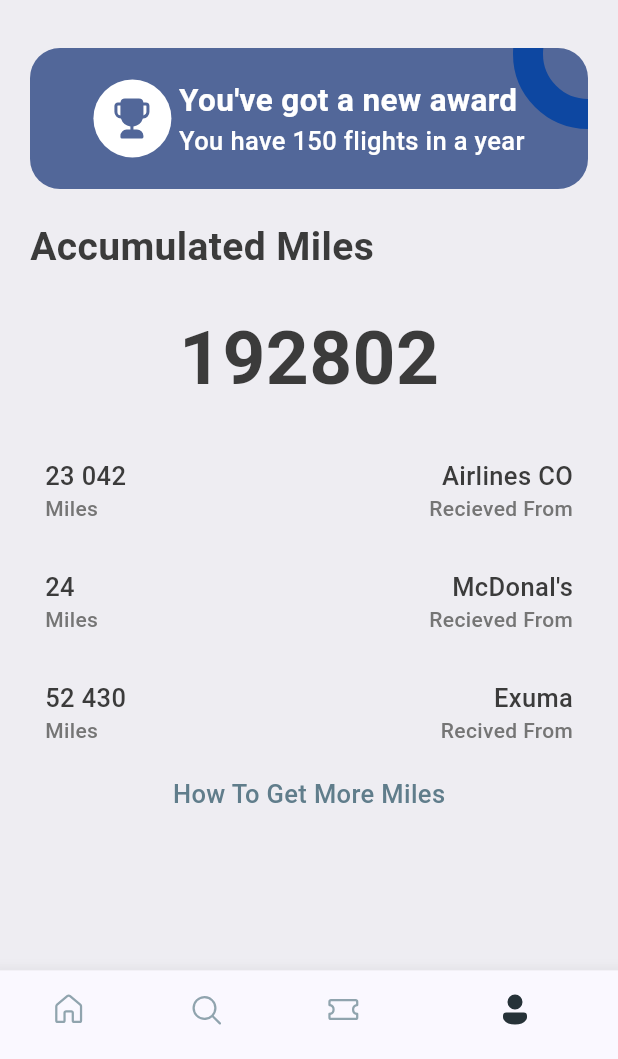
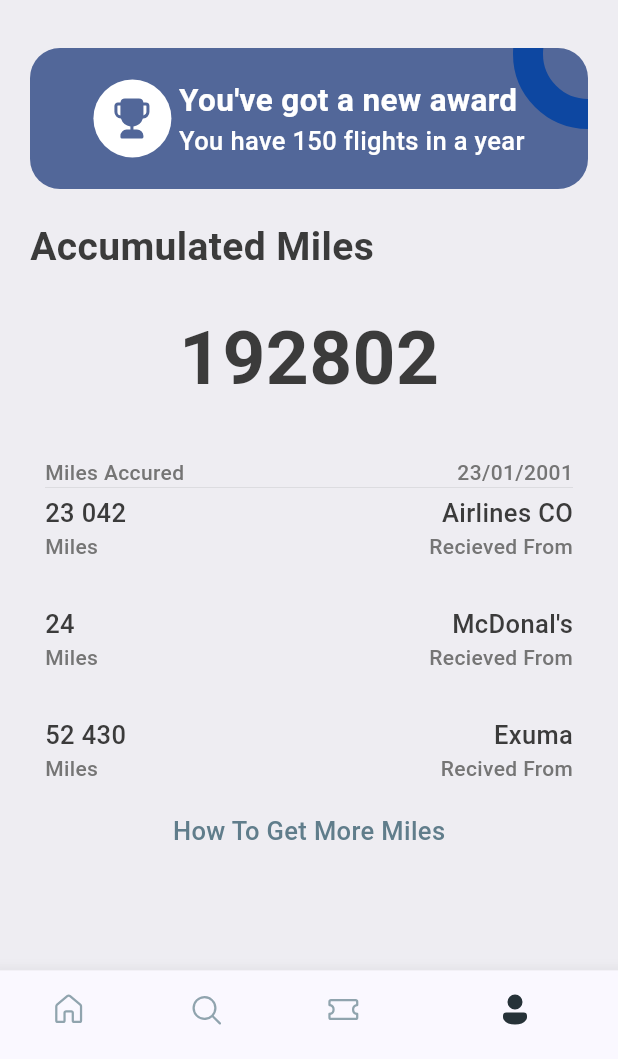
Before and after one commit to Tushar-chadha/Ticket-UI, a Flutter app: the screen it shows after launch, item 4 of the bottom bar chosen, on a phone screen of 412 x 824 dp, the part 177-1236 px from its top. Run offline on Flutter 3.47's test engine with Material 3 defaults, Android fonts, the phone set to English and light mode, and no system bars; our stand-ins replace barcode_widget, fluentui_icons, gap, get.

Commit message:
completed ui

```diff
--- a/lib/screens/profileScreen.dart
+++ b/lib/screens/profileScreen.dart
@@ -3,13 +3,13 @@ import 'package:flutter/cupertino.dart';
 import 'package:flutter/material.dart';
 import 'package:flutter/widgets.dart';
 import 'package:gap/gap.dart';
+import 'package:get/get_connect/http/src/utils/utils.dart';
 import 'package:ticketticker/utils/appConstants.dart';
 import 'package:ticketticker/utils/appLayout.dart';
 
 class ProfileScreen extends StatelessWidget {
   @override
   Widget build(BuildContext context) {
-    // TODO: implement build
     return Scaffold(
       backgroundColor: Styles.bgColor,
       body: SafeArea(
@@ -19,6 +19,7 @@ class ProfileScreen extends StatelessWidget {
             horizontal: AppLayout.getWidth(20),
           ),
           child: ListView(
+            shrinkWrap: true,
             padding: EdgeInsets.symmetric(),
             children: [
               Gap(
@@ -193,7 +194,30 @@ class ProfileScreen extends StatelessWidget {
                 child: Column(
                   children: [
                     Gap(AppLayout.getHeight(30)),
-                    Container(), // add header
+                    Container(
+                      decoration: BoxDecoration(
+                        border: BorderDirectional(
+                            bottom: BorderSide(
+                                width: 0.1, color: Styles.lightGrey)),
+                      ),
+                      child: Row(
+                        mainAxisAlignment: MainAxisAlignment.spaceBetween,
+                        children: [
+                          Text(
+                            "Miles Accured",
+                            style: Styles.headLineStyle4
+                                .copyWith(color: Styles.lightGrey),
+                          ),
+                          Text(
+                            "23/01/2001",
+                            style: Styles.headLineStyle4
+                                .copyWith(color: Styles.lightGrey),
+                          )
+                        ],
+                      ),
+                    ),
+                    // add header
+                    Gap(AppLayout.getHeight(5)),
                     Row(
                       mainAxisAlignment: MainAxisAlignment.spaceBetween,
                       children: [
--- a/lib/screens/searchScreen.dart
+++ b/lib/screens/searchScreen.dart
@@ -124,7 +124,8 @@ class _SearchScreenState extends State<SearchScreen> {
                           child: Column(
                             mainAxisAlignment: MainAxisAlignment.spaceBetween,
                             children: [
-                              Container(
+                              Expanded(
+                                child: Container(
                                   height: AppLayout.getHeight(190),
                                   decoration: const BoxDecoration(
                                     borderRadius: BorderRadius.all(
@@ -132,7 +133,9 @@ class _SearchScreenState extends State<SearchScreen> {
                                     ),
                                     image: DecorationImage(
                                       fit: BoxFit.cover,
-                                    image: AssetImage("assets/images/sit.jpg"),
+                                      image:
+                                          AssetImage("assets/images/sit.jpg"),
+                                    ),
                                   ),
                                 ),
                               ),
```
Lines whose indentation alone changed are shown as unchanged.
